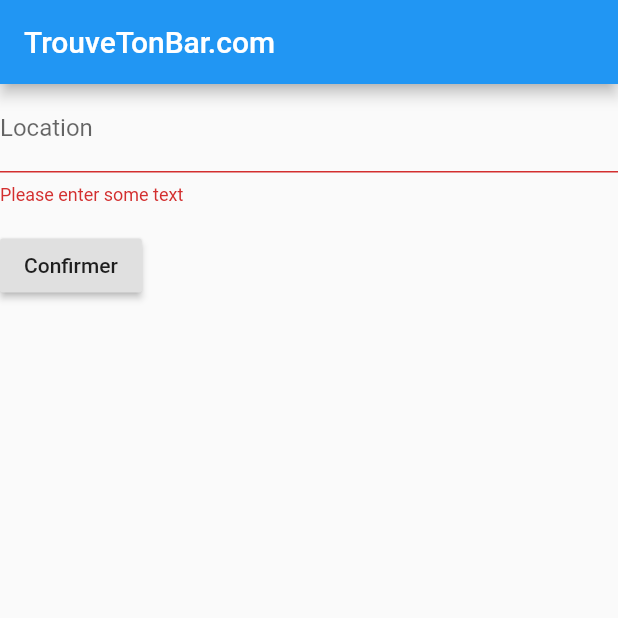
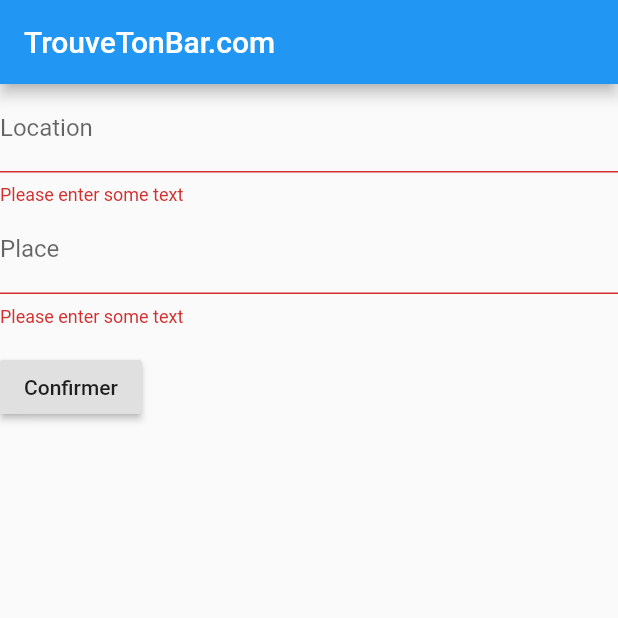
Before and after one commit to AnPasco/projet_flutter, a Flutter app: the screen it shows after launch, after a tap on "Confirmer", on a phone screen of 412 x 824 dp, the top half of it. Run offline on Flutter 3.47's test engine with Material 2 defaults, Android fonts, the phone set to English and light mode, and no system bars.

```diff
--- a/lib/main.dart
+++ b/lib/main.dart
@@ -47,6 +47,16 @@ class MyCustomFormState extends State<MyCustomForm> {
               return null;
             },
           ),
+          TextFormField(
+            decoration: InputDecoration(
+                labelText: 'Place'),
+            validator: (value) {
+              if (value.isEmpty) {
+                return 'Please enter some text';
+              }
+              return null;
+            },
+          ),
           Padding(
             padding: const EdgeInsets.symmetric(vertical: 16.0),
             child: RaisedButton(
```
